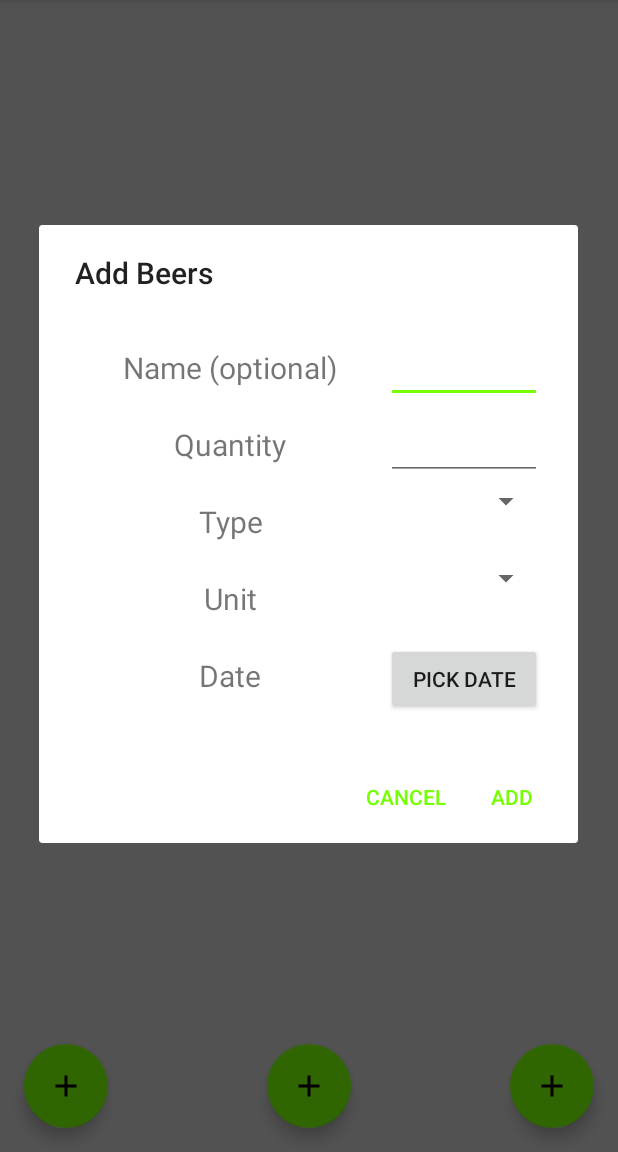
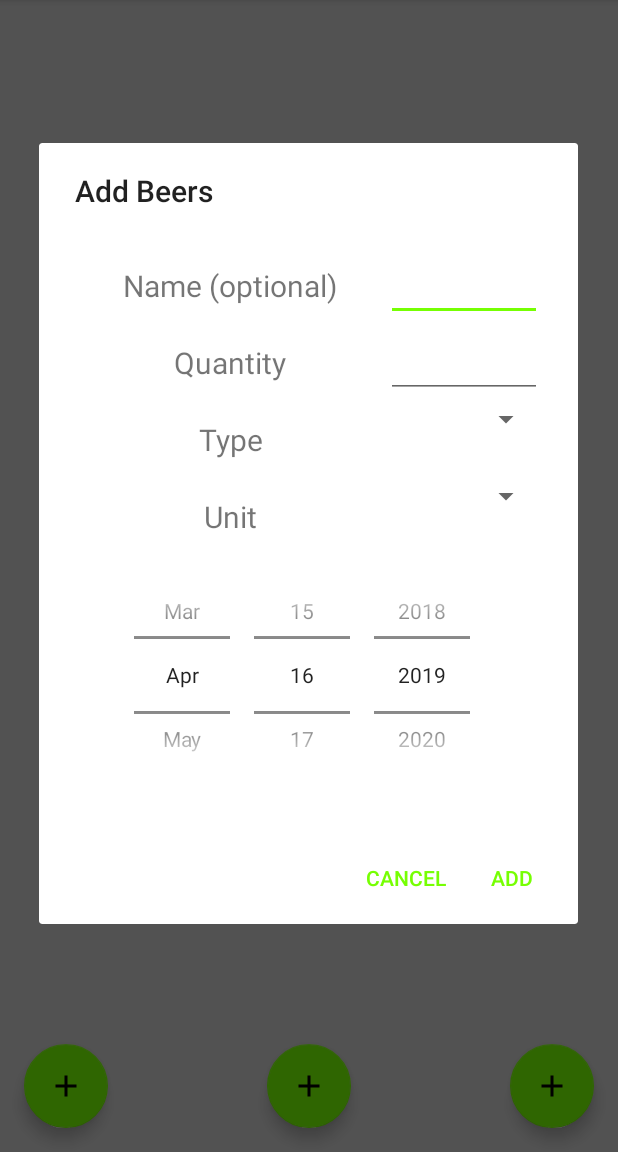
Before and after one commit to HavaG/AlcoholCounter, an Android app: the screen it shows after launch (MainActivity), after a tap on an icon or button, on a phone screen of 412 x 824 dp, the part 84-1236 px from its top. Run offline under Robolectric (Android 15) with nearby library versions, the phone set to English and light mode, and no system bars; our stand-ins replace Room's generated code.

```diff
--- a/app/src/main/java/com/example/alcoholcounter/database/Drink.java
+++ b/app/src/main/java/com/example/alcoholcounter/database/Drink.java
@@ -17,7 +17,7 @@ public class Drink {
     public String name;
 
     @ColumnInfo(name = "unit")
-    public Unit unit;
+    public double unit;
 
     @ColumnInfo(name = "quantity")
     public double quantity;
--- a/app/src/main/java/com/example/alcoholcounter/database/DrinkCounterDB.java
+++ b/app/src/main/java/com/example/alcoholcounter/database/DrinkCounterDB.java
@@ -7,8 +7,8 @@ import android.arch.persistence.room.TypeConverters;
 import android.content.Context;
 
 @Database(
-        entities = {Drink.class, Type.class, Unit.class},
-        version = 2,
+        entities = {Drink.class, Type.class},
+        version = 3,
         exportSchema = false
 )
 
@@ -16,7 +16,6 @@ import android.content.Context;
 public abstract class DrinkCounterDB extends RoomDatabase {
     public abstract DrinksDao DrinksDao();
     public abstract TypeDao TypeDao();
-    public abstract UnitDao UnitDao();
     private static DrinkCounterDB INSTANCE;
 
     public synchronized static DrinkCounterDB getInstance(Context context) {
--- a/app/src/main/java/com/example/alcoholcounter/database/UnitDao.java
+++ /dev/null
@@ -1,15 +0,0 @@
-package com.example.alcoholcounter.database;
-
-import android.arch.persistence.room.Dao;
-import android.arch.persistence.room.Query;
-
-import java.util.List;
-
-@Dao
-public interface UnitDao {
-    @Query("SELECT * FROM unitItem")
-    List<Unit> getAll();
-
-    @Query("SELECT * FROM unitItem WHERE id = :id LIMIT 1")
-    Unit get(int id);
-}
--- a/app/src/main/java/com/example/alcoholcounter/fragments/BeerDialogFragment.java
+++ b/app/src/main/java/com/example/alcoholcounter/fragments/BeerDialogFragment.java
@@ -14,14 +14,12 @@ import android.view.LayoutInflater;
 import android.view.View;
 import android.widget.EditText;
 import android.widget.Spinner;
-import android.widget.TextView;
 import android.widget.Toast;
 
 import com.example.alcoholcounter.R;
 import com.example.alcoholcounter.database.Drink;
 import com.example.alcoholcounter.database.DrinkCounterDB;
 import com.example.alcoholcounter.database.Type;
-import com.example.alcoholcounter.database.Unit;
 
 import java.util.ArrayList;
 import java.util.List;
@@ -32,7 +30,6 @@ public class BeerDialogFragment extends DialogFragment {
 
     private DrinkCounterDB DB;
     private List<Type> types;
-    private List<Unit> units;
     private List<String> typeNames = new ArrayList<>();
     private List<String> unitNames = new ArrayList<>();
 
@@ -77,22 +74,6 @@ public class BeerDialogFragment extends DialogFragment {
                 .create();
     }
 
-
-    @Override
-    public void onResume() {
-        super.onResume();
-
-        Bundle bundle = this.getArguments();
-        if (bundle != null) {
-            ArrayList<Integer> date = bundle.getIntegerArrayList("date");
-            View contentView = LayoutInflater.from(getContext()).inflate(R.layout.dialog_new_beer_wine, null);
-            TextView tv = contentView.findViewById(R.id.selectedDate);
-            String pickedDate = date.get(0).toString() + '.' + date.get(1).toString() + '.' + date.get(2) + '.';
-            String s = "The picked date: " + pickedDate;
-            tv.setText(s);
-        }
-    }
-
     private EditText beerWineName;
     private EditText beerWineQuantity;
     private Spinner beerWineTypeSpinner;
@@ -110,9 +91,11 @@ public class BeerDialogFragment extends DialogFragment {
         }
 
         beerWineUnitSpinner =contentView.findViewById(R.id.beerWineUnitSpinner);
-        for (int i = 0; i < types.size(); i++){
-            unitNames.add(units.get(i).name);
-        }
+            //TODO: unnit spinner
+            // if ml --> *100
+            // if cl --> *10
+            // if dl --> nothing
+            // if liter --> /10
 
         return contentView;
     }
@@ -136,7 +119,6 @@ public class BeerDialogFragment extends DialogFragment {
             @Override
             protected List<Type> doInBackground(Void... voids) {
                 types = DB.TypeDao().getAll();
-                units = DB.UnitDao().getAll();
                 return DB.TypeDao().getAll();
             }
 
@@ -157,7 +139,6 @@ public class BeerDialogFragment extends DialogFragment {
             drink.name = "Beer";
         drink.quantity = Double.parseDouble(beerWineQuantity.getText().toString());
         drink.type = types.get(beerWineTypeSpinner.getSelectedItemPosition());
-        drink.unit = units.get(beerWineUnitSpinner.getSelectedItemPosition());
         drink.degrees = drink.type.degrees;
 
         return drink;
--- a/app/src/main/res/layout/dialog_new_beer_wine.xml
+++ b/app/src/main/res/layout/dialog_new_beer_wine.xml
@@ -94,28 +94,11 @@
 
     </LinearLayout>
 
-    <LinearLayout
+    <DatePicker
+        android:id="@+id/dpEndDate"
         android:layout_width="match_parent"
-        android:layout_height="wrap_content"
-        android:weightSum="3">
-
-        <TextView
-            android:padding="12dip"
-            android:gravity="center"
-            android:textSize="20dp"
-            android:layout_weight="2"
-            android:id="@+id/date"
-            android:layout_width="0dp"
-            android:layout_height="wrap_content"
-            android:text="@string/date"/>
-
-        <Button
-            android:layout_weight="1"
-            android:id="@+id/beerWineDateBtn"
-            android:layout_width="0dp"
-            android:layout_height="wrap_content"
-            android:text="@string/pick_date"
-            android:onClick="showDatePicker"/>
-    </LinearLayout>
+        android:layout_height="160dp"
+        android:calendarViewShown="false"
+        android:datePickerMode="spinner" />
 
 </LinearLayout>
```
Also changed, not shown: app/src/main/java/com/example/alcoholcounter/database/Converters.java (+0 -12 lines), app/src/main/java/com/example/alcoholcounter/database/Unit.java (deleted, +0 -18 lines), app/src/main/res/values/strings.xml (+8 -0 lines).
